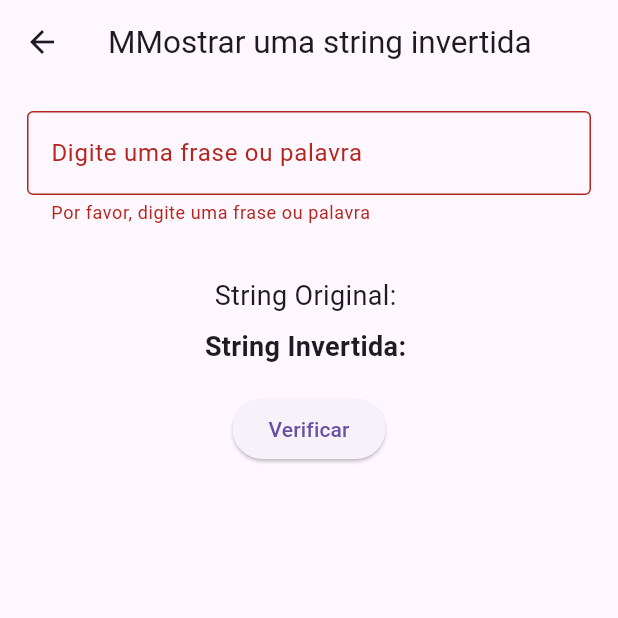
After one commit to LucasDCoelho/challange_2_diamond_solutions, a Flutter app: the InverseString screen opened directly, after a tap on "Verificar", on a phone screen of 412 x 824 dp, the top half of it. The commit adds this screen. Run offline on Flutter 3.47's test engine with Material 3 defaults, Android fonts, the phone set to English and light mode, and no system bars; our stand-ins replace mask_text_input_formatter.

Commit message:
add: create a function for inverse string

```diff
--- a/lib/components/drawer.dart
+++ b/lib/components/drawer.dart
@@ -3,6 +3,7 @@ import 'package:desafio_2/screens/all_numbers_even.dart';
 import 'package:desafio_2/screens/all_numbers_until_reach.dart';
 import 'package:desafio_2/screens/can_you_vote.dart';
 import 'package:desafio_2/screens/day_of_weekend.dart';
+import 'package:desafio_2/screens/inverse_string.dart';
 import 'package:desafio_2/screens/sum_all_numbers.dart';
 import 'package:desafio_2/screens/sum_numbers_less_than_30.dart';
 import 'package:desafio_2/screens/numbers_more_than_50.dart';
@@ -114,6 +115,14 @@ class _DrawerNavBarState extends State<DrawerNavBar> {
                   builder: (context)=> const NumbersMoreThan50()));
             },
           ),
+          ListTile(
+            leading: const Icon(Icons.casino),
+            title: const Text("Mostrar uma string invertida"),
+            onTap: () {
+              Navigator.push(context, MaterialPageRoute(
+                  builder: (context)=> const InverseString()));
+            },
+          ),
         ],
       ),
     );
--- /dev/null
+++ b/lib/screens/inverse_string.dart
@@ -0,0 +1,88 @@
+import "package:flutter/material.dart";
+import '../components/custom_text_form_field.dart';
+
+class InverseString extends StatefulWidget {
+
+  const InverseString({super.key});
+
+  @override
+  State<InverseString> createState() => _InverseStringState();
+}
+
+class _InverseStringState extends State<InverseString> {
+  final GlobalKey<FormState> _formInverseStringKey = GlobalKey<FormState>();
+  final TextEditingController _inverseStringController = TextEditingController();
+  String _stringOriginal = "";
+  String _stringInvertida = "";
+
+  void _showTheInverseString() {
+      String stringOriginal = _inverseStringController.text;
+      String stringInvertida = "";
+
+      for (int i = stringOriginal.length - 1; i >= 0; i--){
+        stringInvertida += stringOriginal[i];
+      }
+
+      setState(() {
+        _stringOriginal = stringOriginal;
+        _stringInvertida = stringInvertida;
+      });
+  }
+
+
+  @override
+  Widget build(BuildContext context) {
+    return Scaffold(
+        appBar: AppBar(
+          title: const Text("MMostrar uma string invertida", style: TextStyle(
+            fontSize: 21,
+          ),),
+        ),
+        body: Form(
+          key: _formInverseStringKey,
+          child: Column(
+            children: [
+              Padding(
+                padding: const EdgeInsets.all(18.0),
+                child: CustomTextFormField(
+                  controller: _inverseStringController,
+                  keyboardType: TextInputType.text,
+                  decoration: const InputDecoration(
+                      labelText: "Digite uma frase ou palavra",
+                      border: OutlineInputBorder()),
+                  validator: (value) {
+                    if (value == null || value.isEmpty ) {
+                      return "Por favor, digite uma frase ou palavra";
+                    } else if (!RegExp(r"^[a-zA-Z]+$").hasMatch(value)) {
+                      return "Digite apenas letras";
+                    } else {
+                      return null;
+                    }
+                  },
+                ),
+              ),
+              const SizedBox(height: 16),
+              Text('String Original: $_stringOriginal', style: const TextStyle(
+                fontSize: 18,
+              ),),
+              const SizedBox(height: 8),
+              Text('String Invertida: $_stringInvertida' , style: const TextStyle(
+                fontSize: 18,
+                fontWeight: FontWeight.bold
+              ),),
+              Padding(
+                padding: const EdgeInsets.all(18.0),
+                child: ElevatedButton(
+                    onPressed: () {
+                      if(_formInverseStringKey.currentState!.validate()){
+                        _showTheInverseString();
+                        _inverseStringController.clear();
+                      }
+                    },
+                    child: const Text("Verificar")),
+              )
+            ],
+          ),
+        ));
+  }
+}
```
